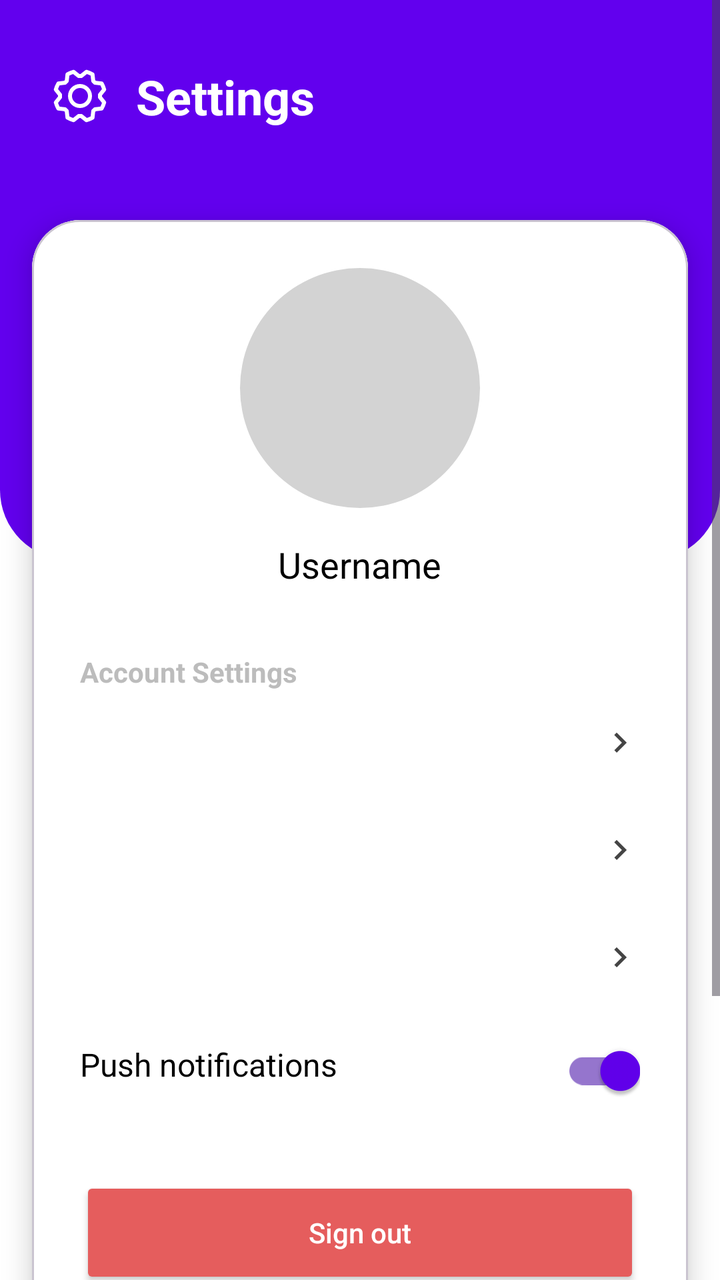
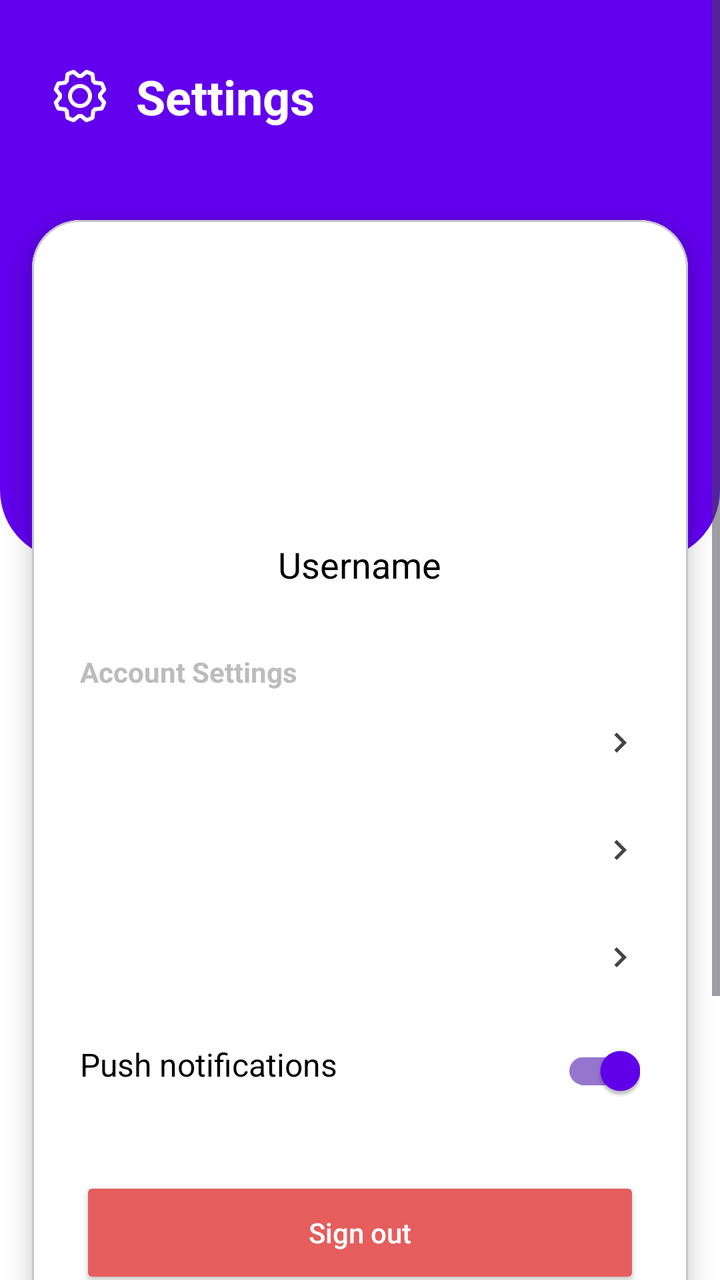

An Android layout rendered at two revisions. The XML below is the earlier revision; the diff shows what the commit changed to produce the second picture.
<!-- AndroidManifest.xml: application theme Theme.BrainByte -->
<!-- res/layout/fragment_settings.xml -->
<ScrollView xmlns:android="http://schemas.android.com/apk/res/android"
    xmlns:app="http://schemas.android.com/apk/res-auto"
    android:layout_width="match_parent"
    android:layout_height="match_parent"
    android:fillViewport="true"
    android:clipChildren="false"
    android:clipToPadding="false"
    android:paddingBottom="70dp"
    android:background="@color/white">

    <androidx.constraintlayout.widget.ConstraintLayout
        android:layout_width="match_parent"
        android:layout_height="wrap_content"
        android:clipChildren="false"
        android:clipToPadding="false"
        android:paddingBottom="48dp">

        <View
            android:id="@+id/whiteBackground"
            android:layout_width="match_parent"
            android:layout_height="0dp"
            android:background="@color/white"
            app:layout_constraintTop_toTopOf="parent"
            app:layout_constraintBottom_toBottomOf="parent" />

        <View
            android:id="@+id/headerBackground"
            android:layout_width="match_parent"
            android:layout_height="280dp"
            android:background="@drawable/header_bottom_rounded"
            app:layout_constraintTop_toTopOf="parent" />

        <ImageView
            android:id="@+id/settingsIcon"
            android:layout_width="32dp"
            android:layout_height="32dp"
            android:layout_marginStart="24dp"
            android:layout_marginTop="32dp"
            android:src="@drawable/ic_settings"
            app:tint="@color/white"
            app:layout_constraintStart_toStartOf="parent"
            app:layout_constraintTop_toTopOf="parent" />

        <TextView
            android:layout_width="wrap_content"
            android:layout_height="wrap_content"
            android:layout_marginStart="12dp"
            android:text="Settings"
            android:textColor="@color/white"
            android:textSize="24sp"
            android:textStyle="bold"
            app:layout_constraintBottom_toBottomOf="@id/settingsIcon"
            app:layout_constraintStart_toEndOf="@id/settingsIcon"
            app:layout_constraintTop_toTopOf="@id/settingsIcon" />

        <com.google.android.material.card.MaterialCardView
            android:layout_width="match_parent"
            android:layout_height="wrap_content"
            android:layout_marginHorizontal="16dp"
            android:layout_marginTop="110dp"
            android:layout_marginBottom="16dp"
            app:cardCornerRadius="24dp"
            app:cardElevation="8dp"
            app:layout_constraintTop_toTopOf="parent"
            app:layout_constraintBottom_toBottomOf="parent">

            <LinearLayout
                android:layout_width="match_parent"
                android:layout_height="wrap_content"
                android:background="#FFFFFF"
                android:orientation="vertical"
                android:padding="24dp">

                <com.google.android.material.imageview.ShapeableImageView
                    android:layout_width="120dp"
                    android:layout_height="120dp"
                    android:layout_gravity="center_horizontal"
                    android:background="#D3D3D3"
                    app:shapeAppearanceOverlay="@style/CircleImage" />

                <TextView
                    android:layout_width="wrap_content"
                    android:layout_height="wrap_content"
                    android:layout_gravity="center_horizontal"
                    android:layout_marginTop="16dp"
                    android:text="Username"
                    android:textColor="#000000"
                    android:textSize="18sp" />

                <TextView
                    android:layout_width="wrap_content"
                    android:layout_height="wrap_content"
                    android:layout_marginTop="32dp"
                    android:text="Account Settings"
                    android:textColor="#BCBCBC"
                    android:textStyle="bold" />

                <include
                    android:id="@+id/row_edit"
                    layout="@layout/item_setting_row" />

                <include
                    android:id="@+id/row_password"
                    layout="@layout/item_setting_row" />

                <include
                    android:id="@+id/row_reminders"
                    layout="@layout/item_setting_row" />

                <RelativeLayout
                    android:layout_width="match_parent"
                    android:layout_height="wrap_content"
                    android:paddingVertical="5dp">

                    <TextView
                        android:layout_width="wrap_content"
                        android:layout_height="wrap_content"
                        android:text="Push notifications"
                        android:textColor="#000000"
                        android:textSize="16sp"
                        android:paddingTop="10sp"/>

                    <androidx.appcompat.widget.SwitchCompat
                        android:id="@+id/pushNotificationSwitch"
                        android:layout_width="wrap_content"
                        android:layout_height="wrap_content"
                        android:layout_alignParentEnd="true"
                        android:checked="true"
                        app:thumbTint="@color/switch_thumb_color"
                        app:trackTint="@color/switch_track_color" />
                </RelativeLayout>

                <Space
                    android:layout_width="match_parent"
                    android:layout_height="24dp" />

                <Button
                    android:layout_width="match_parent"
                    android:layout_height="56dp"
                    android:backgroundTint="#E55D5D"
                    android:text="Sign out"
                    android:textAllCaps="false"
                    android:textColor="@color/white"
                    app:cornerRadius="12dp" />

            </LinearLayout>
        </com.google.android.material.card.MaterialCardView>

    </androidx.constraintlayout.widget.ConstraintLayout>

</ScrollView>
<!-- res/layout/item_setting_row.xml (included above) -->
<RelativeLayout xmlns:android="http://schemas.android.com/apk/res/android"
    xmlns:app="http://schemas.android.com/apk/res-auto"
    android:layout_width="match_parent"
    android:layout_height="wrap_content"
    android:paddingVertical="16dp">

    <TextView
        android:id="@+id/rowText"
        android:layout_width="wrap_content"
        android:layout_height="wrap_content"
        android:text=""
        android:textColor="#000000"
        android:textSize="16sp" />

    <ImageView
        android:id="@+id/rowIcon"
        android:layout_width="20dp"
        android:layout_height="20dp"
        android:layout_alignParentEnd="true"
        android:src="@drawable/ic_chevron_right"
        app:tint="#444444" />

</RelativeLayout>
<!-- resources referenced by this layout -->
<resources>
  <color name="white">#FFFFFFFF</color>
  <!-- drawable header_bottom_rounded (drawable) -->
  <?xml version="1.0" encoding="utf-8"?>
  <shape xmlns:android="http://schemas.android.com/apk/res/android">
      <solid android:color="#6200EE" /> <corners
      android:bottomLeftRadius="35dp"
      android:bottomRightRadius="35dp"
      android:topLeftRadius="0dp"
      android:topRightRadius="0dp" />
  </shape>
  <!-- drawable ic_chevron_right (drawable) -->
  <vector xmlns:android="http://schemas.android.com/apk/res/android" android:height="24dp" android:tint="#000000" android:viewportHeight="24" android:viewportWidth="24" android:width="24dp">
        
      <path android:fillColor="@android:color/white" android:pathData="M10,6L8.59,7.41 13.17,12l-4.58,4.59L10,18l6,-6z"/>
      
  </vector>
  <!-- drawable ic_settings: vector/xml drawable (drawable, 2217 chars, omitted) -->
  <style name="CircleImage" parent="ShapeAppearance.Material3.MediumComponent">
          <item name="cornerSize">50%</item>
      </style>
  <style name="Theme.BrainByte" parent="Base.Theme.BrainByte" />
  <style name="Base.Theme.BrainByte" parent="Theme.Material3.DayNight.NoActionBar">
      </style>
</resources>

<!-- the commit's change to res/layout/fragment_settings.xml (unified diff, before → after) -->
@@ -72,13 +72,15 @@
                 android:padding="24dp">
 
                 <com.google.android.material.imageview.ShapeableImageView
+                    android:id="@+id/profile_image"
                     android:layout_width="120dp"
                     android:layout_height="120dp"
                     android:layout_gravity="center_horizontal"
-                    android:background="#D3D3D3"
+                    android:alpha="0"
                     app:shapeAppearanceOverlay="@style/CircleImage" />
 
                 <TextView
+                    android:id="@+id/username_text"
                     android:layout_width="wrap_content"
                     android:layout_height="wrap_content"
                     android:layout_gravity="center_horizontal"
